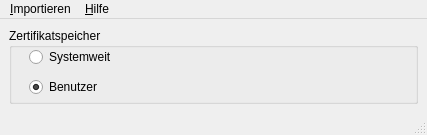
Above: Entwicklung/Bestandteile/Werkzeuge/Dialoge/KonfigBasis.ui from tuxmaster/QSSL before the change. Below: the same form after it.
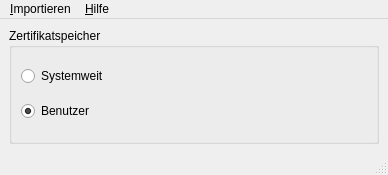
That is the form after the change.

Commit message: So jetzt geht der Dialog besser Übersetzungen aktualisiert

The edit to the form file:
```diff
--- a/Entwicklung/Bestandteile/Werkzeuge/Dialoge/KonfigBasis.ui
+++ b/Entwicklung/Bestandteile/Werkzeuge/Dialoge/KonfigBasis.ui
@@ -8,48 +8,42 @@
    <rect>
     <x>0</x>
     <y>0</y>
-    <width>427</width>
-    <height>135</height>
+    <width>388</width>
+    <height>175</height>
    </rect>
   </property>
   <property name="windowTitle" >
    <string>QSSL Zertifikatspeicher konfigurations Werkzeug</string>
   </property>
   <widget class="QWidget" name="centralwidget" >
-   <layout class="QGridLayout" >
+   <layout class="QVBoxLayout" >
     <property name="margin" >
      <number>9</number>
     </property>
     <property name="spacing" >
      <number>6</number>
     </property>
-    <item row="0" column="0" >
+    <item>
      <widget class="QGroupBox" name="gruppeZertspeicher" >
       <property name="title" >
        <string>Zertifikatspeicher</string>
       </property>
+      <layout class="QVBoxLayout" >
+       <property name="margin" >
+        <number>9</number>
+       </property>
+       <property name="spacing" >
+        <number>6</number>
+       </property>
+       <item>
       <widget class="QRadioButton" name="speicherSystem" >
-       <property name="geometry" >
-        <rect>
-         <x>20</x>
-         <y>20</y>
-         <width>83</width>
-         <height>18</height>
-        </rect>
-       </property>
        <property name="text" >
         <string>Systemweit</string>
        </property>
       </widget>
+       </item>
+       <item>
       <widget class="QRadioButton" name="speicherNutzer" >
-       <property name="geometry" >
-        <rect>
-         <x>20</x>
-         <y>50</y>
-         <width>83</width>
-         <height>18</height>
-        </rect>
-       </property>
        <property name="text" >
         <string>Benutzer</string>
        </property>
@@ -57,6 +51,8 @@
         <bool>true</bool>
        </property>
       </widget>
+       </item>
+      </layout>
      </widget>
     </item>
    </layout>
@@ -67,21 +63,10 @@
     <rect>
      <x>0</x>
      <y>0</y>
-     <width>427</width>
-     <height>21</height>
+     <width>388</width>
+     <height>30</height>
     </rect>
    </property>
-   <widget class="QMenu" name="menu_Hilfe" >
-    <property name="tearOffEnabled" >
-     <bool>false</bool>
-    </property>
-    <property name="title" >
-     <string>&amp;Hilfe</string>
-    </property>
-    <addaction name="Menuepunkt_ueber" />
-    <addaction name="Menuepunkt_ueberQt" />
-    <addaction name="Menuepunkt_GPL_Lizenz" />
-   </widget>
    <widget class="QMenu" name="menu_Importieren" >
     <property name="title" >
      <string>&amp;Importieren</string>
@@ -103,6 +88,17 @@
     <addaction name="menu_Zertifikate" />
     <addaction name="menu_Rueckruflisten" />
    </widget>
+   <widget class="QMenu" name="menu_Hilfe" >
+    <property name="tearOffEnabled" >
+     <bool>false</bool>
+    </property>
+    <property name="title" >
+     <string>&amp;Hilfe</string>
+    </property>
+    <addaction name="Menuepunkt_ueber" />
+    <addaction name="Menuepunkt_ueberQt" />
+    <addaction name="Menuepunkt_GPL_Lizenz" />
+   </widget>
    <addaction name="menu_Importieren" />
    <addaction name="menu_Hilfe" />
   </widget>
```
Lines whose indentation alone changed are shown as unchanged. The commit also changes 2 other files.
